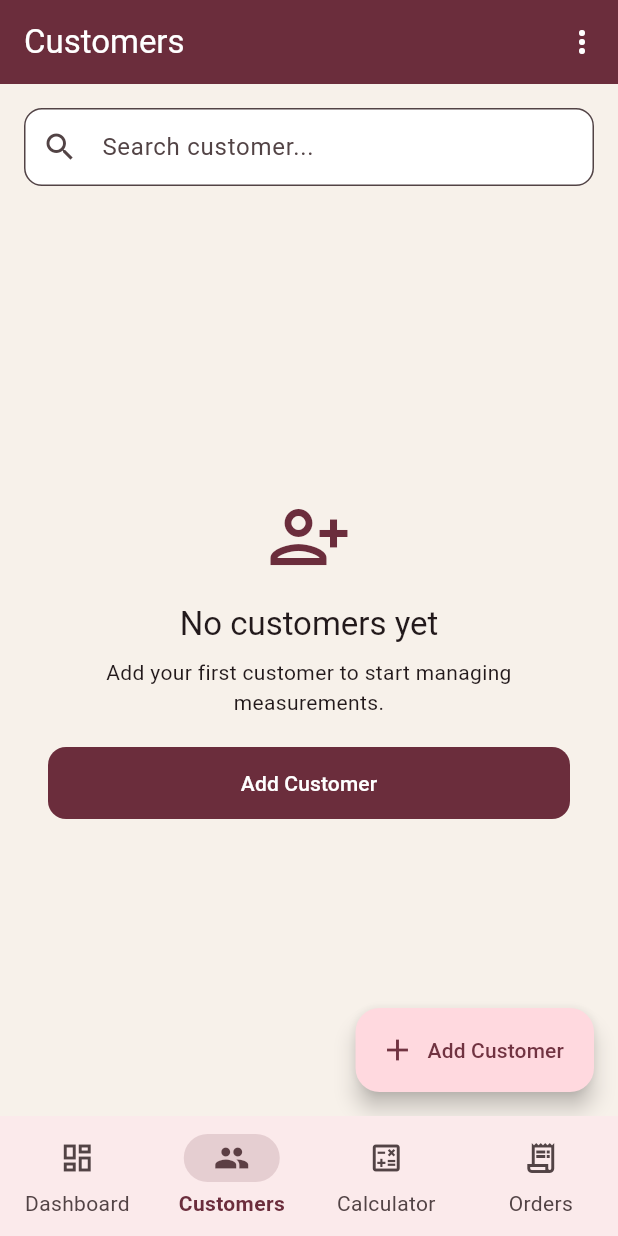
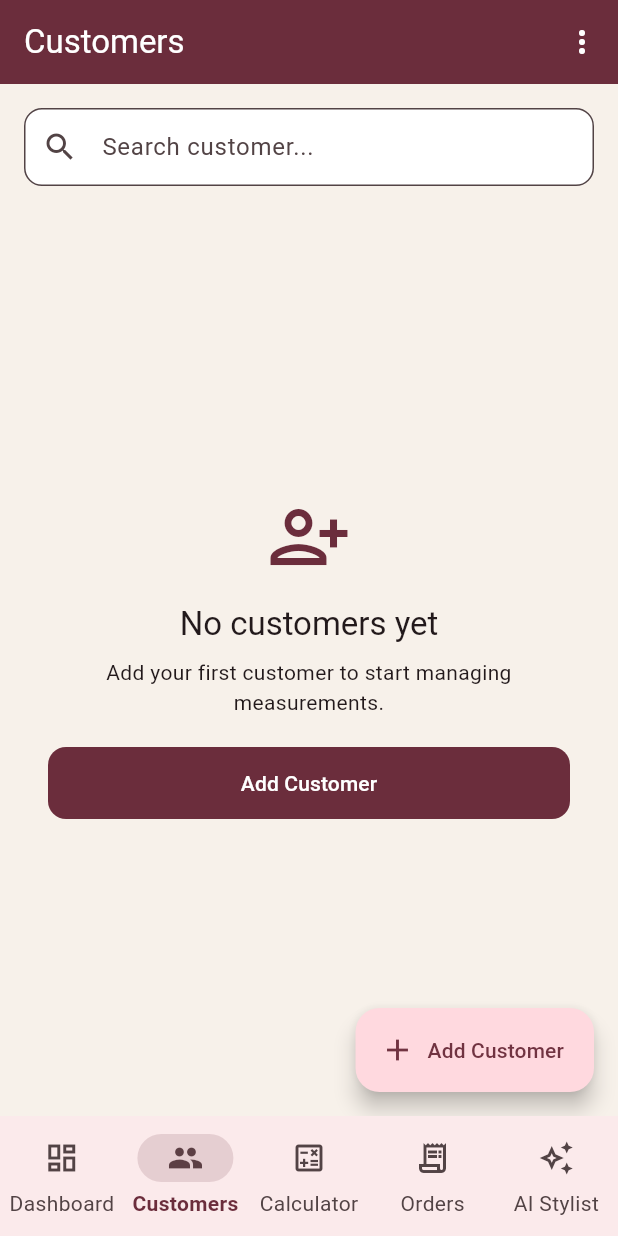
Before and after one commit to tehzeebshahzadi396-coder/Smart-Boutique-Tailoring-System, a Flutter app: the screen it shows after launch, after a tap on an icon or button, on a phone screen of 412 x 824 dp. Run offline on Flutter 3.47's test engine with Material 3 defaults, Android fonts, the phone set to English and light mode, and no system bars; our stand-ins replace firebase_core, google_generative_ai, shared_preferences; accounts and stored records are empty.

Commit message:
Integrated Google Geminie AI stylist and recommendation screen

```diff
--- a/lib/main.dart
+++ b/lib/main.dart
@@ -1,3 +1,7 @@
+import 'package:firebase_core/firebase_core.dart';
+
+import 'firebase_options.dart';
+
 import 'package:flutter/material.dart';
 import 'package:provider/provider.dart';
 import 'package:shared_preferences/shared_preferences.dart';
@@ -21,6 +25,7 @@ import 'utils/url_strategy.dart';
 
 Future<void> main() async {
   WidgetsFlutterBinding.ensureInitialized();
+  await Firebase.initializeApp(options: DefaultFirebaseOptions.currentPlatform);
   configureAppUrlStrategy();
   final SharedPreferences prefs = await SharedPreferences.getInstance();
   final CustomerProvider customerProvider = CustomerProvider(prefs);
@@ -56,7 +61,9 @@ class SmartBoutiqueApp extends StatelessWidget {
           case AppShell.routeName:
             return MaterialPageRoute(builder: (_) => const AppShell());
           case CustomerSearchScreen.routeName:
-            return MaterialPageRoute(builder: (_) => const CustomerSearchScreen());
+            return MaterialPageRoute(
+              builder: (_) => const CustomerSearchScreen(),
+            );
           case MeasurementFormScreen.routeName:
             return MaterialPageRoute(
               builder: (_) => MeasurementFormScreen(
@@ -80,8 +87,8 @@ class SmartBoutiqueApp extends StatelessWidget {
             final Customer? customer = args is Customer
                 ? args
                 : args is String
-                    ? context.read<CustomerProvider>().findById(args)
-                    : null;
+                ? context.read<CustomerProvider>().findById(args)
+                : null;
             return MaterialPageRoute(
               builder: (_) => customer == null
                   ? const Scaffold(
@@ -91,21 +98,18 @@ class SmartBoutiqueApp extends StatelessWidget {
             );
           case OrderTrackingScreen.routeName:
             return MaterialPageRoute(
-              builder: (_) => OrderTrackingScreen(
-                orderId: settings.arguments as String,
-              ),
+              builder: (_) =>
+                  OrderTrackingScreen(orderId: settings.arguments as String),
             );
           case BillingScreen.routeName:
             return MaterialPageRoute(
-              builder: (_) => BillingScreen(
-                orderId: settings.arguments as String?,
-              ),
+              builder: (_) =>
+                  BillingScreen(orderId: settings.arguments as String?),
             );
           case InvoiceScreen.routeName:
             return MaterialPageRoute(
-              builder: (_) => InvoiceScreen(
-                orderId: settings.arguments as String,
-              ),
+              builder: (_) =>
+                  InvoiceScreen(orderId: settings.arguments as String),
             );
           default:
             return MaterialPageRoute(builder: (_) => const AppShell());
--- /dev/null
+++ b/lib/screens/ai/ai_recommendation_screen.dart
@@ -0,0 +1,116 @@
+import 'package:flutter/material.dart';
+
+import '../../../services/ai_service.dart';
+
+class AIRecommendationScreen extends StatefulWidget {
+  const AIRecommendationScreen({Key? key}) : super(key: key);
+
+  @override
+  State<AIRecommendationScreen> createState() => _AIRecommendationScreenState();
+}
+
+class _AIRecommendationScreenState extends State<AIRecommendationScreen> {
+  final TextEditingController _promptController = TextEditingController();
+  String _aiResponse = '';
+  bool _isLoading = false;
+
+  Future<void> _getAdvice() async {
+    if (_promptController.text.trim().isEmpty) return;
+
+    setState(() {
+      _isLoading = true;
+      _aiResponse = '';
+    });
+
+    final result = await AIService.getStyleRecommendation(
+      _promptController.text,
+    );
+
+    setState(() {
+      _isLoading = false;
+      _aiResponse = result;
+    });
+  }
+
+  @override
+  Widget build(BuildContext context) {
+    return Scaffold(
+      appBar: AppBar(
+        title: const Text('AI Boutique Stylist & Assistant'),
+        backgroundColor: Colors.brown[700],
+      ),
+      body: Padding(
+        padding: const EdgeInsets.all(16.0),
+        child: Column(
+          crossAxisAlignment: CrossAxisAlignment.stretch,
+          children: [
+            const Text(
+              'Ask Gemini AI for Tailoring & Design Suggestions:',
+              style: TextStyle(fontSize: 18, fontWeight: FontWeight.bold),
+            ),
+            const SizedBox(height: 12),
+            TextField(
+              controller: _promptController,
+              maxLines: 3,
+              decoration: const InputDecoration(
+                hintText: 'e.g., Best neck design and flare style for a silk maxi dress...',
+                border: OutlineInputBorder(),
+              ),
+            ),
+            const SizedBox(height: 16),
+            ElevatedButton.icon(
+              onPressed: _isLoading ? null : _getAdvice,
+              style: ElevatedButton.styleFrom(
+                backgroundColor: Colors.brown[700],
+                padding: const EdgeInsets.symmetric(vertical: 12),
+              ),
+              icon: _isLoading
+                  ? const SizedBox(
+                      width: 20,
+                      height: 20,
+                      child: CircularProgressIndicator(
+                        color: Colors.white,
+                        strokeWidth: 2,
+                      ),
+                    )
+                  : const Icon(Icons.auto_awesome, color: Colors.white),
+              label: Text(
+                _isLoading
+                    ? 'Generating AI Advice...'
+                    : 'Get AI Recommendation',
+                style: const TextStyle(fontSize: 16, color: Colors.white),
+              ),
+            ),
+            const SizedBox(height: 24),
+            const Text(
+              'AI Response:',
+              style: TextStyle(fontSize: 16, fontWeight: FontWeight.bold),
+            ),
+            const SizedBox(height: 8),
+            Expanded(
+              child: Container(
+                padding: const EdgeInsets.all(12),
+                decoration: BoxDecoration(
+                  color: Colors.grey[100],
+                  border: Border.all(color: Colors.grey[300]!),
+                  borderRadius: BorderRadius.circular(8),
+                ),
+                child: SingleChildScrollView(
+                  child: Text(
+                    _aiResponse.isEmpty
+                        ? 'Your AI styling tips will appear here...'
+                        : _aiResponse,
+                    style: TextStyle(
+                      fontSize: 16,
+                      color: _aiResponse.isEmpty ? Colors.grey : Colors.black87,
+                    ),
+                  ),
+                ),
+              ),
+            ),
+          ],
+        ),
+      ),
+    );
+  }
+}
--- a/lib/screens/home/app_shell.dart
+++ b/lib/screens/home/app_shell.dart
@@ -7,6 +7,7 @@ import '../calculator/fabric_calculator_screen.dart';
 import '../dashboard/dashboard_screen.dart';
 import '../measurements/customer_search_screen.dart';
 import '../orders/orders_screen.dart';
+import '../ai/ai_recommendation_screen.dart';
 
 class AppShell extends StatefulWidget {
   const AppShell({super.key});
@@ -27,6 +28,7 @@ class _AppShellState extends State<AppShell> {
       const CustomerSearchScreen(embedded: true),
       const FabricCalculatorScreen(embedded: true),
       const OrdersScreen(embedded: true),
+      AIRecommendationScreen(),
     ];
 
     return Scaffold(
@@ -41,7 +43,9 @@ class _AppShellState extends State<AppShell> {
                 final customerProvider = context.read<CustomerProvider>();
                 final orderProvider = context.read<OrderProvider>();
                 await customerProvider.seedSampleCustomers();
-                await orderProvider.seedSampleOrders(customerProvider.customers);
+                await orderProvider.seedSampleOrders(
+                  customerProvider.customers,
+                );
                 if (context.mounted) {
                   ScaffoldMessenger.of(context).showSnackBar(
                     const SnackBar(
@@ -132,6 +136,11 @@ class _AppShellState extends State<AppShell> {
             selectedIcon: Icon(Icons.receipt_long),
             label: 'Orders',
           ),
+          NavigationDestination(
+            icon: Icon(Icons.auto_awesome_outlined),
+            selectedIcon: Icon(Icons.auto_awesome),
+            label: 'AI Stylist',
+          ),
         ],
       ),
     );
@@ -145,6 +154,8 @@ class _AppShellState extends State<AppShell> {
         return 'Fabric Calculator';
       case 3:
         return 'Orders';
+      case 4:
+        return 'AI Stylist';
       default:
         return 'Dashboard';
     }
--- a/pubspec.yaml
+++ b/pubspec.yaml
@@ -39,6 +39,9 @@ dependencies:
   provider: ^6.1.5
   shared_preferences: ^2.5.3
   intl: ^0.20.2
+  firebase_core: ^4.15.0
+  cloud_firestore: ^6.10.0
+  google_generative_ai: ^0.4.7
 
 dev_dependencies:
   flutter_test:
```
Also changed, not shown: lib/services/ai_service.dart (added, +20 -0 lines), firebase.json (added), lib/firebase_options.dart (added), pubspec.lock, 5 other files.
